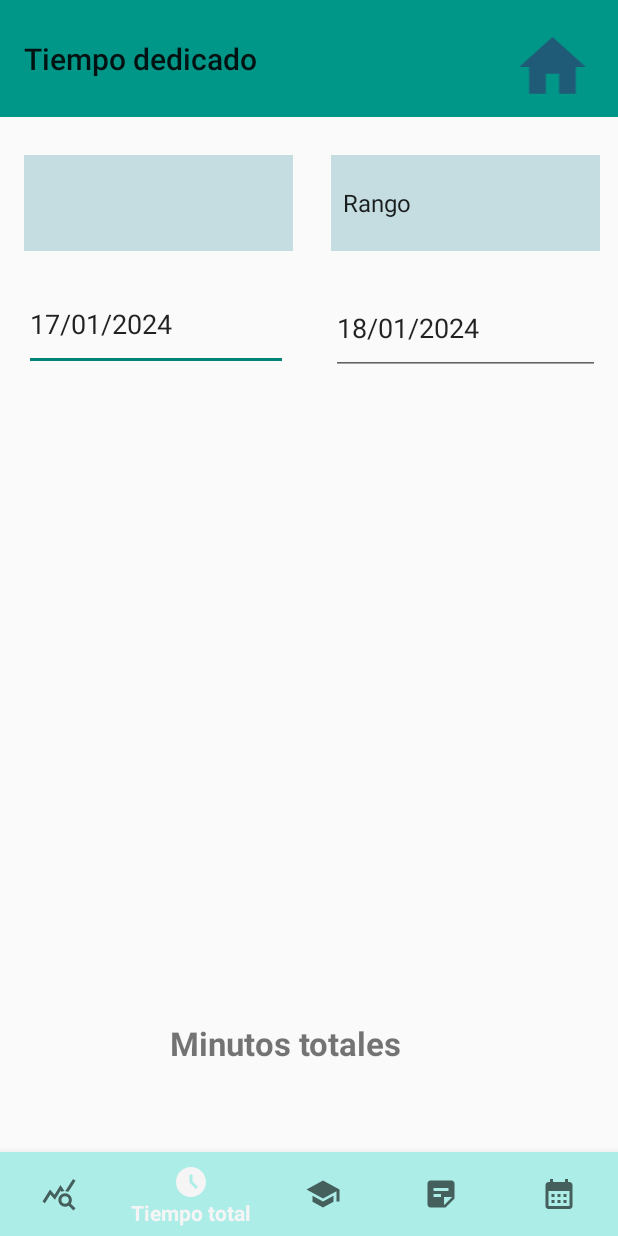
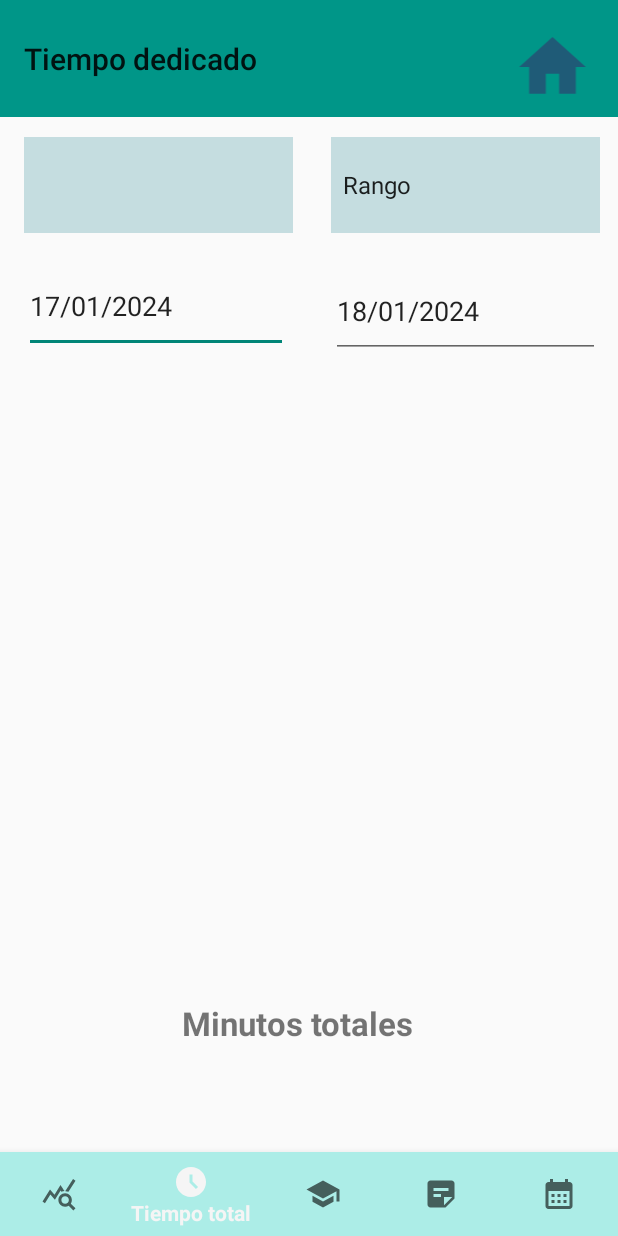
Before and after one commit to jfcaballero/HeticaAPP, an Android app: the tiempo_dedicado screen opened directly, with no data from a screen before it, on a phone screen of 412 x 824 dp. Run offline under Robolectric (Android 15) with nearby library versions, the phone set to English and light mode, and no system bars; libraries missing offline, so code that uses them is left out: com.hetica.

Commit message:
Mejora en interfaz tiempo dedicado

```diff
--- a/app/src/main/res/layout/tiempo_dedicado.xml
+++ b/app/src/main/res/layout/tiempo_dedicado.xml
@@ -38,25 +38,27 @@
         android:id="@+id/tiempoAsignatura"
         android:layout_width="179dp"
         android:layout_height="64dp"
+        android:layout_marginTop="13dp"
         android:background="#606EADB5"
         app:layout_constraintBottom_toBottomOf="parent"
         app:layout_constraintEnd_toEndOf="parent"
         app:layout_constraintHorizontal_bias="0.068"
         app:layout_constraintStart_toStartOf="parent"
-        app:layout_constraintTop_toTopOf="parent"
-        app:layout_constraintVertical_bias="0.136" />
+        app:layout_constraintTop_toBottomOf="@+id/toolbar"
+        app:layout_constraintVertical_bias="0.0" />
 
     <Spinner
         android:id="@+id/tiempoOpciones"
         android:layout_width="179dp"
         android:layout_height="64dp"
+        android:layout_marginTop="13dp"
         android:background="#606EADB5"
         app:layout_constraintBottom_toBottomOf="parent"
         app:layout_constraintEnd_toEndOf="parent"
-        app:layout_constraintHorizontal_bias="0.68"
+        app:layout_constraintHorizontal_bias="0.675"
         app:layout_constraintStart_toEndOf="@+id/tiempoAsignatura"
-        app:layout_constraintTop_toTopOf="parent"
-        app:layout_constraintVertical_bias="0.136" />
+        app:layout_constraintTop_toBottomOf="@+id/toolbar"
+        app:layout_constraintVertical_bias="0.0" />
 
     <EditText
         android:id="@+id/tiempoFin"
@@ -122,16 +124,15 @@
         android:id="@+id/tiempoMinutosTotales"
         android:layout_width="220dp"
         android:layout_height="34dp"
-        android:layout_marginTop="18dp"
         android:text="Minutos totales"
         android:textSize="22sp"
         android:textStyle="bold"
         app:layout_constraintBottom_toTopOf="@+id/bottomNavigationViewestadisticas"
         app:layout_constraintEnd_toEndOf="parent"
-        app:layout_constraintHorizontal_bias="0.591"
+        app:layout_constraintHorizontal_bias="0.633"
         app:layout_constraintStart_toStartOf="parent"
-        app:layout_constraintTop_toBottomOf="@+id/tiempoLista"
-        app:layout_constraintVertical_bias="0.354" />
+        app:layout_constraintTop_toTopOf="parent"
+        app:layout_constraintVertical_bias="0.909" />
 
 
 </androidx.constraintlayout.widget.ConstraintLayout>
```
